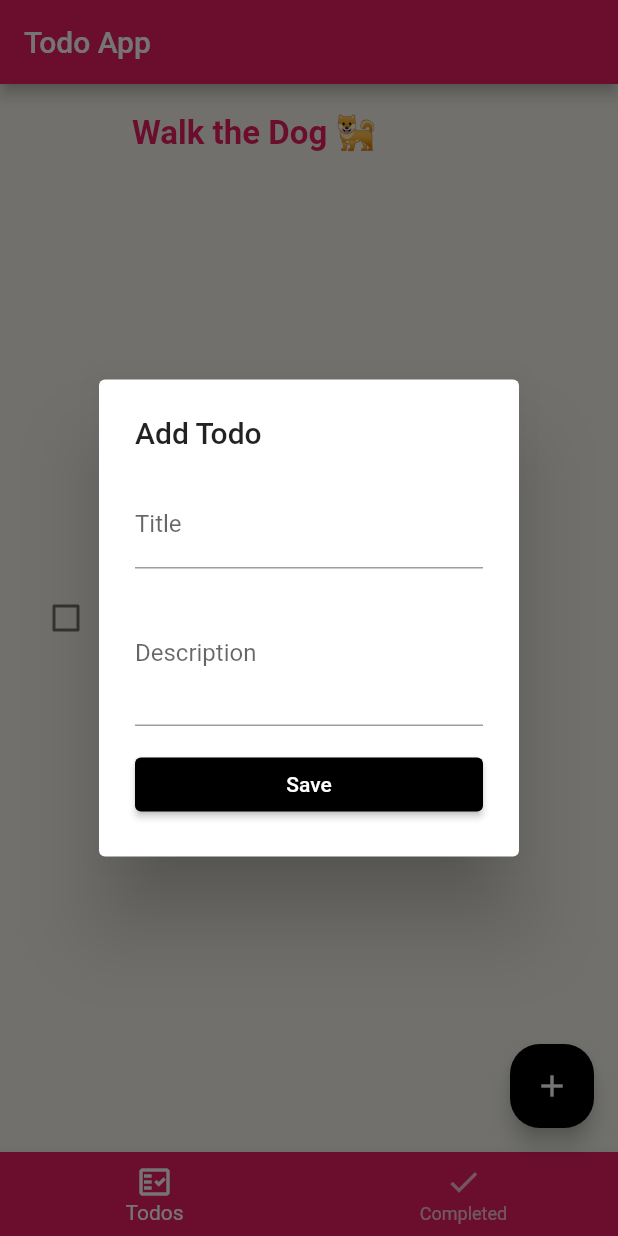
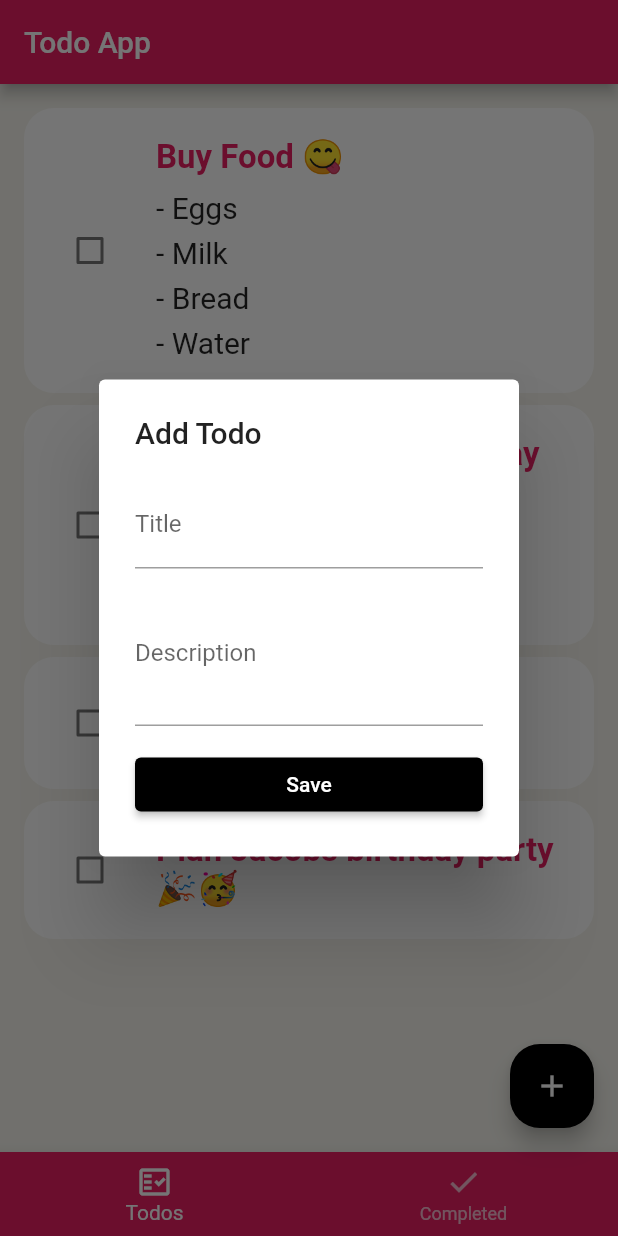
Before and after one commit to KhuzaimaNawab/Todo, a Flutter app: the screen it shows after launch, after a tap on the "add" icon, on a phone screen of 412 x 824 dp. Run offline on Flutter 3.47's test engine with Material 2 defaults, Android fonts, the phone set to English and light mode, and no system bars; drawn by our look-alikes of flutter_slidable; missing offline and left inert: dart:ffi.

Commit message:
implemented Provider

```diff
--- a/lib/main.dart
+++ b/lib/main.dart
@@ -1,5 +1,8 @@
 import 'package:flutter/material.dart';
+import 'package:provider/provider.dart';
 import 'package:todo_app/screens/home_page.dart';
+
+import 'provider/todo_provider.dart';
 
 void main() {
   runApp(const MyApp());
@@ -10,7 +13,9 @@ class MyApp extends StatelessWidget {
 
   @override
   Widget build(BuildContext context) {
-    return MaterialApp(
+    return ChangeNotifierProvider(
+      create: (context) => TodoProvider(),
+      child: MaterialApp(
         theme: ThemeData(
           primarySwatch: Colors.pink,
           scaffoldBackgroundColor: const Color(0xFFf6f5ee),
@@ -21,6 +26,7 @@ class MyApp extends StatelessWidget {
         routes: {
           '/': (context) => const HomePage(),
         },
+      ),
     );
   }
 }
--- /dev/null
+++ b/lib/provider/todo_provider.dart
@@ -0,0 +1,42 @@
+import 'package:flutter/material.dart';
+
+import '../model/todo.dart';
+
+class TodoProvider extends ChangeNotifier {
+  final List<Todo> _todos = [
+    Todo(
+      createdTime: DateTime.now(),
+      title: 'Buy Food 😋',
+      description: '''- Eggs
+- Milk
+- Bread
+- Water''',
+    ),
+    Todo(
+      createdTime: DateTime.now(),
+      title: 'Plan family trip to Norway',
+      description: '''- Rent some hotels
+- Rent a car
+- Pack suitcase''',
+    ),
+    Todo(
+      createdTime: DateTime.now(),
+      title: 'Walk the Dog 🐕',
+    ),
+    Todo(
+      createdTime: DateTime.now(),
+      title: 'Plan Jacobs birthday party 🎉🥳',
+    ),
+  ];
+
+  List<Todo> get todos => _todos.where((todo) => todo.isDone == false).toList();
+
+  List<Todo> get todosCompleted =>
+      _todos.where((todo) => todo.isDone == false).toList();
+
+  void addTodo(Todo todo) {
+    _todos.add(todo);
+
+    notifyListeners();
+  }
+}
--- a/lib/screens/home_page.dart
+++ b/lib/screens/home_page.dart
@@ -49,7 +49,6 @@ class _HomePageState extends State<HomePage> {
           showDialog(
             context: context,
             builder: (BuildContext context) => const AddTodoDialogWidget(),
-            barrierDismissible: false,
           );
         },
         backgroundColor: Colors.black,
--- a/lib/widgets/add_todo_dialog_widget.dart
+++ b/lib/widgets/add_todo_dialog_widget.dart
@@ -1,5 +1,9 @@
 import 'package:flutter/material.dart';
+import 'package:provider/provider.dart';
+import 'package:todo_app/provider/todo_provider.dart';
 import 'package:todo_app/widgets/todo_form_widget.dart';
+
+import '../model/todo.dart';
 
 class AddTodoDialogWidget extends StatefulWidget {
   const AddTodoDialogWidget({super.key});
@@ -34,6 +38,22 @@ class _AddTodoDialogWidgetState extends State<AddTodoDialogWidget> {
                 });
               },
               onPressed: () {
+                final isValid = formKey.currentState?.validate();
+
+                if (!isValid!) {
+                  return;
+                } else {
+                  final todo = Todo(
+                    id: DateTime.now().toString(),
+                    title: title,
+                    description: description,
+                    createdTime: DateTime.now(),
+                  );
+
+                  final provider =
+                      Provider.of<TodoProvider>(context, listen: false);
+                  provider.addTodo(todo);
+                }
                 Navigator.of(context).pop();
               },
             )
--- a/lib/widgets/todo_form_widget.dart
+++ b/lib/widgets/todo_form_widget.dart
@@ -51,12 +51,6 @@ class TodoFormWidget extends StatelessWidget {
         initialValue: description,
         onChanged: onChangedDescription,
         maxLines: 3,
-        validator: (title) {
-          if (title!.isEmpty) {
-            return 'The Description cannot be empty';
-          }
-          return null;
-        },
         decoration: const InputDecoration(
           border: UnderlineInputBorder(),
           labelText: 'Description',
--- a/lib/widgets/todo_list_widget.dart
+++ b/lib/widgets/todo_list_widget.dart
@@ -1,6 +1,7 @@
 import 'package:flutter/material.dart';
+import 'package:provider/provider.dart';
+import 'package:todo_app/provider/todo_provider.dart';
 
-import '../modal/todo.dart';
 import 'todo_widget.dart';
 
 class TodoList extends StatelessWidget {
@@ -8,11 +9,23 @@ class TodoList extends StatelessWidget {
 
   @override
   Widget build(BuildContext context) {
-    return TodoWidget(todo: Todo(
-      createdTime: DateTime.now(),
-      title: 'Walk the Dog 🐕',
-    ),
+    final provider = Provider.of<TodoProvider>(context);
+    final todos = provider.todos;
 
-    );
+    return todos.isEmpty
+        ? const Center(
+            child: Text('No Todos'),
+          )
+        : ListView.separated(
+            physics: const BouncingScrollPhysics(),
+            padding: const EdgeInsets.all(16),
+            itemBuilder: (context, index) {
+              final todo = todos[index];
+              return TodoWidget(todo: todo);
+            },
+            separatorBuilder: (context, index) => Container(
+                  height: 8,
+                ),
+            itemCount: todos.length);
   }
 }
--- a/lib/widgets/todo_widget.dart
+++ b/lib/widgets/todo_widget.dart
@@ -1,6 +1,6 @@
 import 'package:flutter/material.dart';
 import 'package:flutter_slidable/flutter_slidable.dart';
-import 'package:todo_app/modal/todo.dart';
+import 'package:todo_app/model/todo.dart';
 
 class TodoWidget extends StatelessWidget {
   final Todo todo;
@@ -8,34 +8,29 @@ class TodoWidget extends StatelessWidget {
 
   @override
   Widget build(BuildContext context) {
-    return Slidable(
+    return ClipRRect(
+      borderRadius: BorderRadius.circular(20),
+      child: Slidable(
+        actionPane: SlidableDrawerActionPane(),
         key: Key(todo.id),
-      startActionPane: ActionPane(
-        motion: const ScrollMotion(),
-        dismissible: DismissiblePane(onDismissed: () {}),
-        children: [
-          SlidableAction(
-            onPressed: doNothing,
-            backgroundColor: Colors.green,
-            foregroundColor: Colors.white,
+        actions: [
+          IconSlideAction(
+            color: Colors.green,
+            onTap: () => doNothing,
+            caption: 'Edit',
             icon: Icons.edit,
-            label: 'Edit',
-          ),
+          )
         ],
-      ),
-      endActionPane: ActionPane(
-        motion: const ScrollMotion(),
-        children: [
-          SlidableAction(
-            onPressed: doNothing,
-            backgroundColor: const Color(0xFFFE4A49),
-            foregroundColor: Colors.white,
+        secondaryActions: [
+          IconSlideAction(
+            color: Colors.red,
+            caption: 'Delete',
+            onTap: () => doNothing,
             icon: Icons.delete,
-            label: 'Delete',
-          ),
+          )
         ],
-      ),
         child: Container(
+          color: Colors.white,
           width: double.infinity,
           padding: const EdgeInsets.all(20),
           child: Row(
@@ -77,6 +72,7 @@ class TodoWidget extends StatelessWidget {
             ],
           ),
         ),
+      ),
     );
   }
 
--- a/pubspec.yaml
+++ b/pubspec.yaml
@@ -36,7 +36,8 @@ dependencies:
   # The following adds the Cupertino Icons font to your application.
   # Use with the CupertinoIcons class for iOS style icons.
   cupertino_icons: ^1.0.2
-  flutter_slidable: ^2.0.0
+  flutter_slidable: ^0.5.7
+  provider: ^6.0.4
 
 dev_dependencies:
   flutter_test:
```
Also changed, not shown: lib/model/todo.dart (renamed from lib/modal/todo.dart), pubspec.lock. Lines whose indentation alone changed are shown as unchanged.
